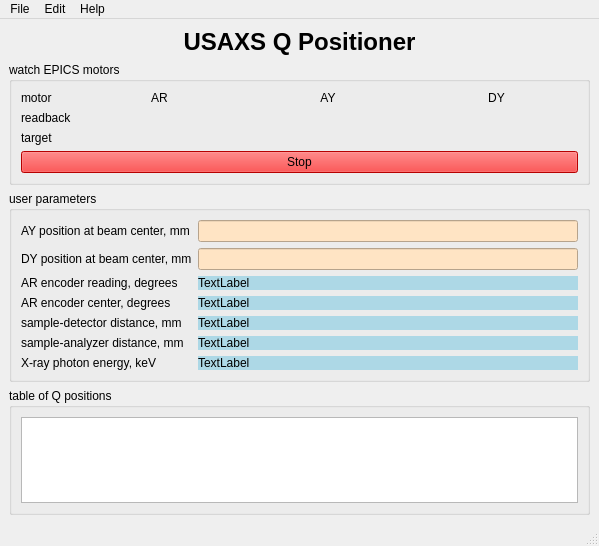
This is qToolUsaxs/qToolUsaxs.ui in APS-USAXS/tools as Qt 5 draws it before an edit. The edited form follows.
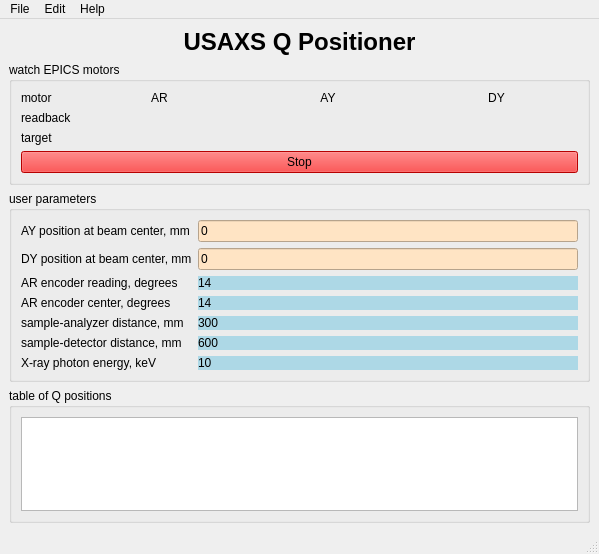
This is the edited form. Icons and pictures are not drawn.

What changed in the file:
```diff
--- a/qToolUsaxs/qToolUsaxs.ui
+++ b/qToolUsaxs/qToolUsaxs.ui
@@ -7,7 +7,7 @@
     <x>0</x>
     <y>0</y>
     <width>599</width>
-    <height>546</height>
+    <height>554</height>
    </rect>
   </property>
   <property name="windowTitle">
@@ -163,32 +163,14 @@
            </property>
           </widget>
          </item>
-         <item row="4" column="0">
-          <widget class="QLabel" name="label_11">
-           <property name="text">
-            <string>sample-detector distance, mm</string>
-           </property>
-          </widget>
-         </item>
-         <item row="5" column="0">
-          <widget class="QLabel" name="label_12">
-           <property name="text">
-            <string>sample-analyzer distance, mm</string>
-           </property>
-          </widget>
-         </item>
-         <item row="6" column="0">
-          <widget class="QLabel" name="label_13">
-           <property name="text">
-            <string>X-ray photon energy, keV</string>
-           </property>
-          </widget>
-         </item>
          <item row="0" column="1">
           <widget class="QLineEdit" name="w_AY0_user">
            <property name="styleSheet">
             <string notr="true">background-color: bisque;</string>
            </property>
+           <property name="text">
+            <string>0</string>
+           </property>
           </widget>
          </item>
          <item row="1" column="1">
@@ -196,6 +178,9 @@
            <property name="styleSheet">
             <string notr="true">background-color: bisque;</string>
            </property>
+           <property name="text">
+            <string>0</string>
+           </property>
           </widget>
          </item>
          <item row="2" column="1">
@@ -204,7 +189,7 @@
             <string notr="true">background-color: lightblue;</string>
            </property>
            <property name="text">
-            <string>TextLabel</string>
+            <string>14</string>
            </property>
           </widget>
          </item>
@@ -214,27 +199,48 @@
             <string notr="true">background-color: lightblue;</string>
            </property>
            <property name="text">
-            <string>TextLabel</string>
+            <string>14</string>
+           </property>
+          </widget>
+         </item>
+         <item row="4" column="0">
+          <widget class="QLabel" name="label_12">
+           <property name="text">
+            <string>sample-analyzer distance, mm</string>
            </property>
           </widget>
          </item>
          <item row="4" column="1">
-          <widget class="QLabel" name="w_SDD">
-           <property name="styleSheet">
-            <string notr="true">background-color: lightblue;</string>
-           </property>
-           <property name="text">
-            <string>TextLabel</string>
-           </property>
-          </widget>
-         </item>
-         <item row="5" column="1">
           <widget class="QLabel" name="w_SAD">
            <property name="styleSheet">
             <string notr="true">background-color: lightblue;</string>
            </property>
            <property name="text">
-            <string>TextLabel</string>
+            <string>300</string>
+           </property>
+          </widget>
+         </item>
+         <item row="5" column="0">
+          <widget class="QLabel" name="label_11">
+           <property name="text">
+            <string>sample-detector distance, mm</string>
+           </property>
+          </widget>
+         </item>
+         <item row="5" column="1">
+          <widget class="QLabel" name="w_SDD">
+           <property name="styleSheet">
+            <string notr="true">background-color: lightblue;</string>
+           </property>
+           <property name="text">
+            <string>600</string>
+           </property>
+          </widget>
+         </item>
+         <item row="6" column="0">
+          <widget class="QLabel" name="label_13">
+           <property name="text">
+            <string>X-ray photon energy, keV</string>
            </property>
           </widget>
          </item>
@@ -244,7 +250,7 @@
             <string notr="true">background-color: lightblue;</string>
            </property>
            <property name="text">
-            <string>TextLabel</string>
+            <string>10</string>
            </property>
           </widget>
          </item>
@@ -260,7 +266,14 @@
       </property>
       <layout class="QGridLayout" name="gridLayout_3">
        <item row="0" column="0">
-        <widget class="QTableView" name="tableView"/>
+        <widget class="QTableView" name="tableView">
+         <property name="editTriggers">
+          <set>QAbstractItemView::AllEditTriggers</set>
+         </property>
+         <property name="alternatingRowColors">
+          <bool>true</bool>
+         </property>
+        </widget>
        </item>
       </layout>
      </widget>
```
Left out of the diff: 14 changed lines with no effect on the pictures.
